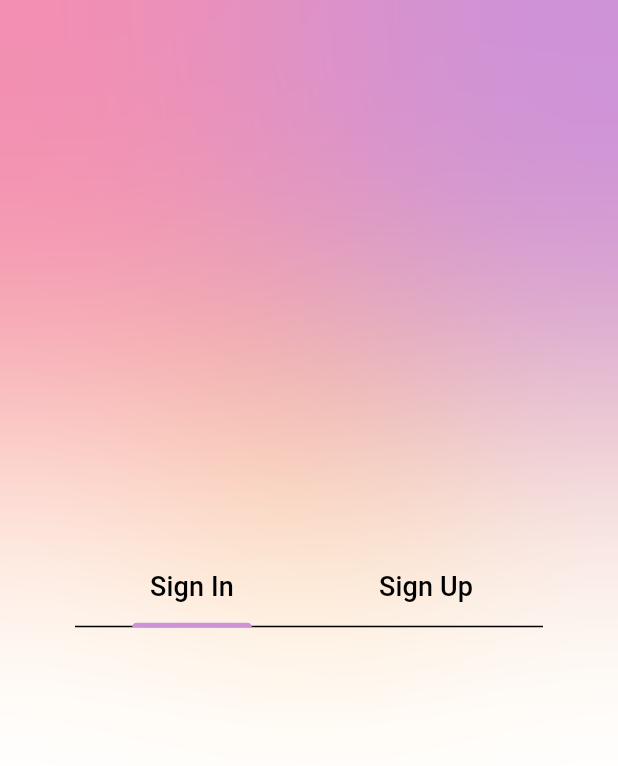
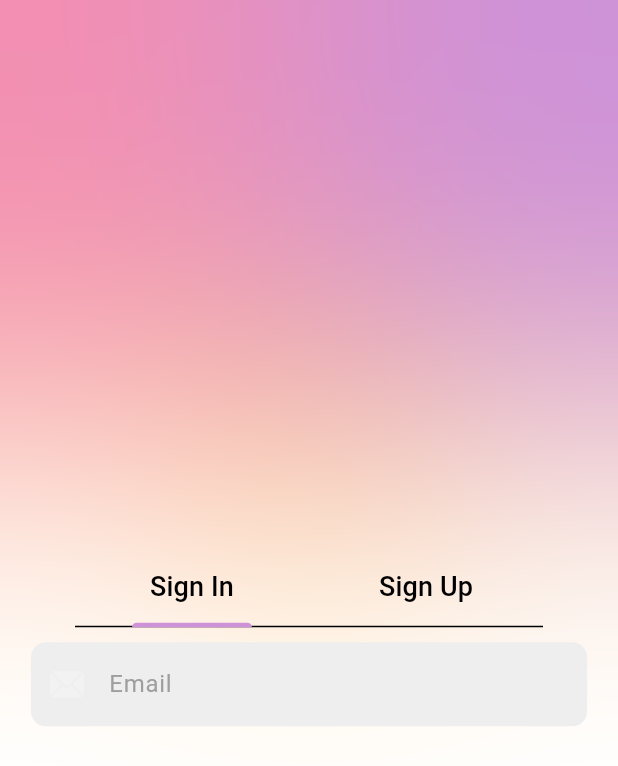
Before and after one commit to TitusKI/AuthPortal, a Flutter app: the screen it shows after launch, on a phone screen of 412 x 824 dp. Shown: the top 766 px of the screen. Run offline on Flutter 3.47's test engine with Material 3 defaults, Android fonts, the light colour scheme and no system bars; our stand-ins replace bloc, cloud_firestore, equatable, firebase_auth, firebase_core, flutter_bloc; missing offline and left inert: regexpattern; accounts and stored records are empty.

Commit message:
Sign in Screen UI

```diff
--- a/lib/screens/auth/components/my_text_field.dart
+++ b/lib/screens/auth/components/my_text_field.dart
@@ -0,0 +1,63 @@
+import 'package:flutter/material.dart';
+
+class MyTextField extends StatelessWidget {
+  final TextEditingController controller;
+  final String hintText;
+  final bool obscureText;
+  final TextInputType keyboardType;
+  final Widget? suffixIcon;
+  final Widget? prefixIcon;
+  final VoidCallback? onTap;
+  final String? Function(String?)? validator;
+  final FocusNode? focusNode;
+  final String? errorMsg;
+  final String? Function(String?)? onChanged;
+
+    const MyTextField({
+    super.key,
+    required this.controller,
+    required this.hintText,
+    required this.obscureText,
+    required this.keyboardType,
+    this.suffixIcon,
+    this.prefixIcon,
+    this.onTap,
+    this.validator,
+    this.focusNode,
+    this.errorMsg,
+    this.onChanged,
+  });
+
+  @override
+  Widget build(BuildContext context) {
+    return TextFormField(
+      controller: controller,
+      obscureText: obscureText,
+      keyboardType: keyboardType,
+      onTap: onTap,
+      textInputAction: TextInputAction.next,
+      decoration: InputDecoration(
+        suffixIcon: suffixIcon,
+        prefixIcon: prefixIcon,
+        enabledBorder: OutlineInputBorder(
+          borderRadius: BorderRadius.circular(10),
+          borderSide: const BorderSide(color: Colors.transparent),
+        ),
+        focusedBorder: OutlineInputBorder(
+          borderRadius: BorderRadius.circular(20),
+          borderSide: BorderSide(color: Theme.of(context).colorScheme.surface),
+        ),
+        fillColor: Colors.grey.shade200,
+        filled: true,
+        hintText: hintText,
+        hintStyle: TextStyle(
+          color: Colors.grey[500],
+        ),
+        errorText: errorMsg,
+      ),
+      validator: validator,
+      focusNode: focusNode,
+      onChanged: onChanged,
+    );
+  }
+}
--- a/lib/screens/auth/sign_in_screen.dart
+++ b/lib/screens/auth/sign_in_screen.dart
@@ -1,14 +1,18 @@
+import 'package:authenticateme/screens/auth/components/my_text_field.dart';
 import 'package:flutter/cupertino.dart';
-import 'package:flutter/material.dart';
+
+import 'package:regexpattern/regexpattern.dart';
+
+
 
 class SignInScreen extends StatefulWidget {
   const SignInScreen({super.key});
 
   @override
-  State<SignInScreen> createState() => _SignInScreenState();
+  State<SignInScreen> createState() => SignInScreenState();
 }
 
-class _SignInScreenState extends State<SignInScreen> {
+class SignInScreenState extends State<SignInScreen> {
   final passwordController = TextEditingController();
   final emailController = TextEditingController();
   final _formKey = GlobalKey<FormState>();
@@ -24,7 +28,31 @@ class _SignInScreenState extends State<SignInScreen> {
       key: _formKey,
       child: Column(
         children: [
-
+          const SizedBox(
+            height: 10,
+          ),
+          SizedBox(
+            width: MediaQuery.of(context).size.width * 0.9,
+            child: MyTextField(
+              controller: emailController,
+              hintText: 'Email',
+              obscureText: false,
+              keyboardType: TextInputType.emailAddress,
+              prefixIcon: const Icon(CupertinoIcons.mail_solid),
+              errorMsg: _errorMsg,
+              // validator: (validate) {
+              //   if (validate!.isEmpty) {
+              //     return "Please fill in this field";
+              //   } else if (!validate.isEmail()) {
+              //     return "Please enter a valid email";
+              //   }
+              //   return null;
+              // },
+            ),
+          ),
+          const SizedBox(
+            height: 10,
+          )
         ],
       ),
     );
--- a/lib/screens/auth/welcome_screen.dart
+++ b/lib/screens/auth/welcome_screen.dart
@@ -1,5 +1,6 @@
 import 'dart:ui';
 
+import 'package:authenticateme/screens/auth/sign_in_screen.dart';
 import 'package:flutter/material.dart';
 import 'package:flutter/widgets.dart';
 
@@ -103,7 +104,8 @@ class _WelcomeScreenState extends State<WelcomeScreen>
                           child: TabBarView(
                         controller: tabController,
                         children: [
-                          Container(),
+
+                         const SignInScreen(),
                           Container(),
                         ],
                       ))
--- a/pubspec.yaml
+++ b/pubspec.yaml
@@ -42,6 +42,7 @@ dependencies:
   firebase_auth: ^4.17.9
   equatable: ^2.0.5
   flutter_bloc: ^8.1.5
+  regexpattern: ^2.6.0
 
 dev_dependencies:
   flutter_test:
```
Also changed, not shown: lib/screens/auth/components/text_field.dart (deleted), pubspec.lock. Lines whose indentation alone changed are shown as unchanged.
